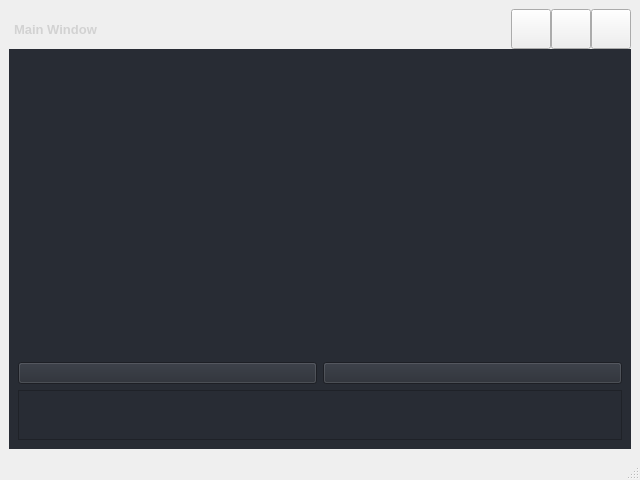
Above: src/ui/pyside_ui/forms/main_window.ui from DariuszMak/fullstack-python-app before the change. Below: the same form after it.
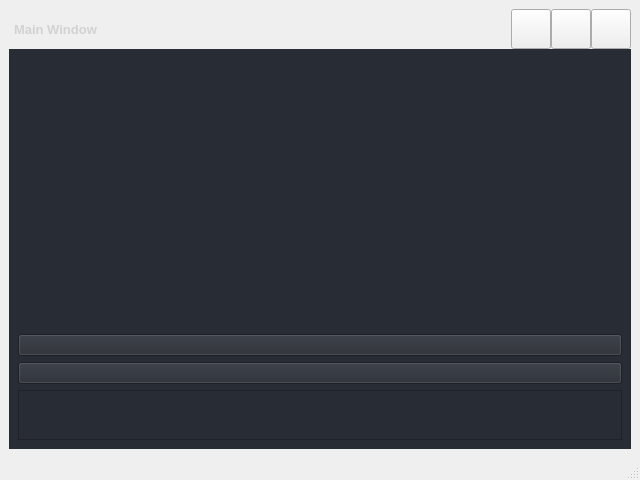
That is the form after the change. Icons and pictures are not drawn.

Commit message: change layout and rename variables

Diff of the .ui file:
```diff
--- a/src/ui/pyside_ui/forms/main_window.ui
+++ b/src/ui/pyside_ui/forms/main_window.ui
@@ -423,20 +423,7 @@
                           <item>
                             <layout class="QVBoxLayout" name="verticalLayout_4">
                               <item>
-                                <layout class="QHBoxLayout" name="horizontalLayout_6">
-                                  <item>
-                                    <widget class="QPushButton" name="checkWeatherScoreButton">
-                                      <property name="sizePolicy">
-                                        <sizepolicy hsizetype="MinimumExpanding" vsizetype="Fixed">
-                                          <horstretch>0</horstretch>
-                                          <verstretch>0</verstretch>
-                                        </sizepolicy>
-                                      </property>
-                                      <property name="text">
-                                        <string/>
-                                      </property>
-                                    </widget>
-                                  </item>
+                <layout class="QVBoxLayout" name="frame_query_parameters">
                                   <item>
                                     <widget class="QPushButton" name="openWindowButton">
                                       <property name="sizePolicy">
@@ -450,6 +437,19 @@
                                       </property>
                                     </widget>
                                   </item>
+                 <item>
+                  <widget class="QPushButton" name="checkWeatherScoreButton">
+                   <property name="sizePolicy">
+                    <sizepolicy hsizetype="MinimumExpanding" vsizetype="Fixed">
+                     <horstretch>0</horstretch>
+                     <verstretch>0</verstretch>
+                    </sizepolicy>
+                   </property>
+                   <property name="text">
+                    <string/>
+                   </property>
+                  </widget>
+                 </item>
                                 </layout>
                               </item>
                               <item>
```
Left out of the diff: 10 changed lines with no effect on the pictures. Lines whose indentation alone changed are shown as unchanged.
